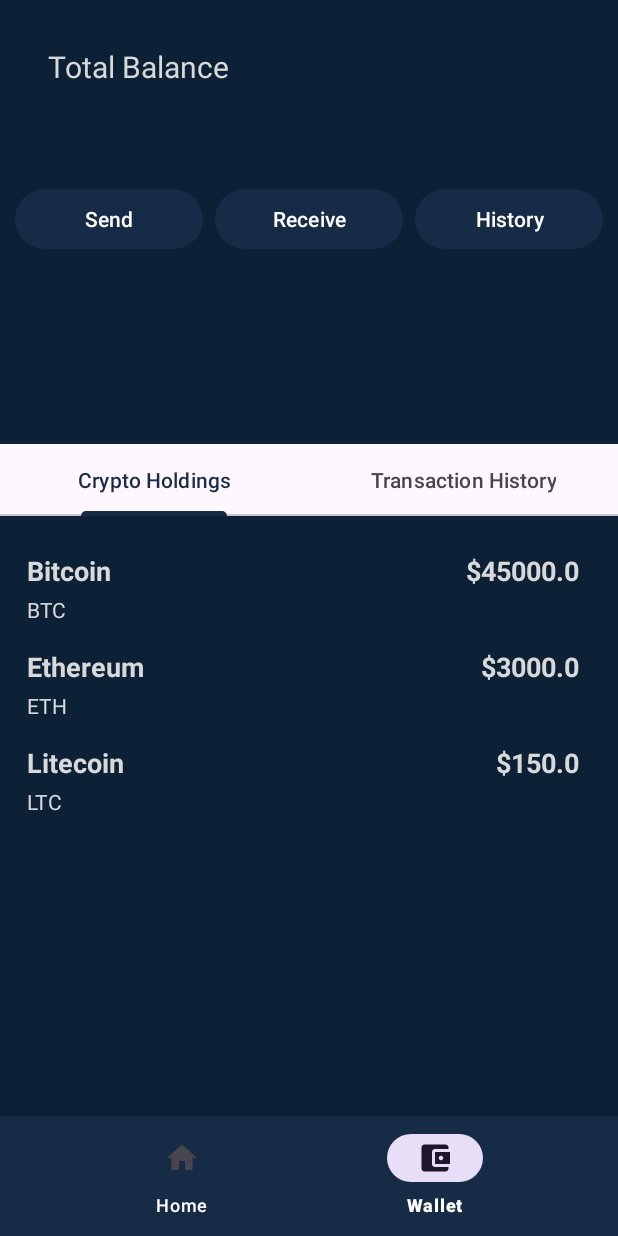
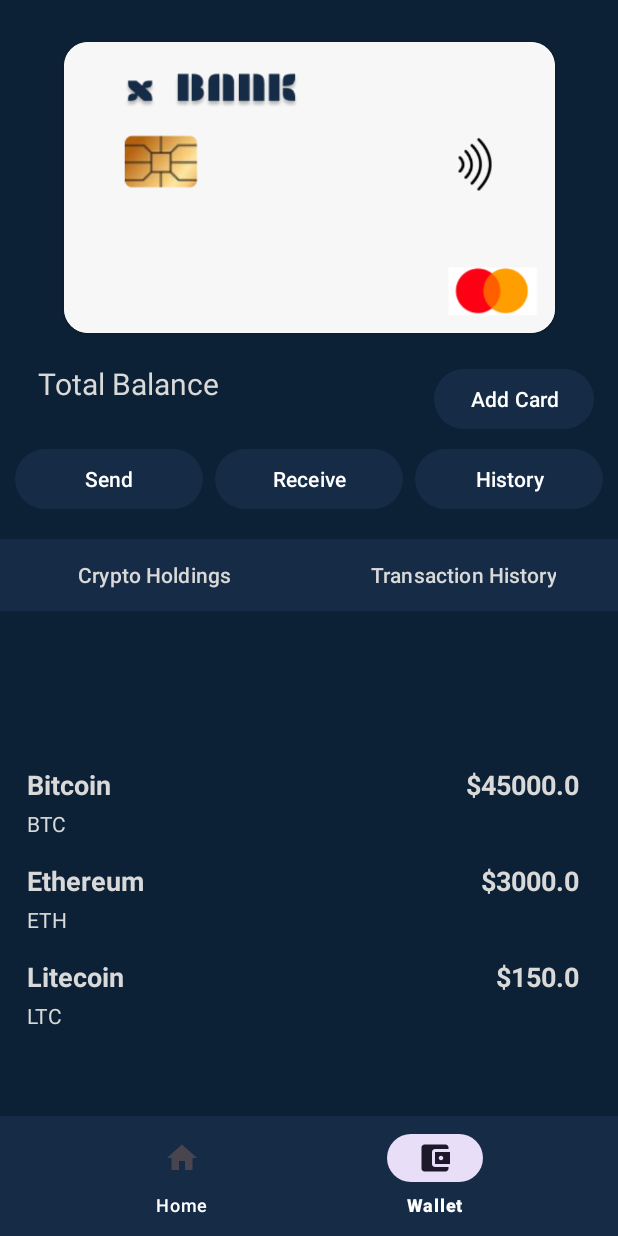
Before and after one commit to Artan0/wallet_app, an Android app: the WalletActivity screen opened directly, with no data from a screen before it, on a phone screen of 412 x 824 dp. Run offline under Robolectric (Android 15) with nearby library versions, the phone set to English and light mode, and no system bars; our stand-ins replace Firebase (no records; nobody signed in at launch, a user with empty details on screens opened directly).

Commit message:
small changes on wallet UI

```diff
--- a/app/src/main/java/com/example/wallet_app/WalletActivity.kt
+++ b/app/src/main/java/com/example/wallet_app/WalletActivity.kt
@@ -1,9 +1,11 @@
 package com.example.wallet_app
 
+import android.app.Dialog
 import android.content.Intent
 import androidx.appcompat.app.AppCompatActivity
 import android.os.Bundle
 import android.util.Log
+import android.view.View
 import android.widget.Button
 import android.widget.TextView
 import androidx.viewpager.widget.ViewPager
@@ -25,6 +27,7 @@ class WalletActivity : AppCompatActivity() {
     private lateinit var receiveMoneyButton: Button
     private lateinit var allTransactionsButton: Button
     private lateinit var bottomNavigationView: BottomNavigationView
+    private lateinit var addCardButton: Button
 
     override fun onCreate(savedInstanceState: Bundle?) {
         super.onCreate(savedInstanceState)
@@ -34,7 +37,9 @@ class WalletActivity : AppCompatActivity() {
         sendMoneyButton = findViewById(R.id.sendMoneyButton)
         receiveMoneyButton = findViewById(R.id.receiveMoneyButton)
         allTransactionsButton = findViewById(R.id.allTransactionsButton)
+        addCardButton = findViewById(R.id.addCardButton)
 
+        addCardButton.setOnClickListener { showAddCardDialog() }
         sendMoneyButton.setOnClickListener { onSendMoneyClicked() }
         receiveMoneyButton.setOnClickListener { onReceiveMoneyClicked() }
         allTransactionsButton.setOnClickListener { onAllTransactionsClicked() }
@@ -111,4 +116,23 @@ class WalletActivity : AppCompatActivity() {
         viewPager.adapter = adapter
         tabLayout.setupWithViewPager(viewPager)
     }
+    private fun showAddCardDialog() {
+        val dialog = Dialog(this)
+        dialog.setContentView(R.layout.dialog_add_card)
+
+        val submitCardButton: Button = dialog.findViewById(R.id.submitCardButton)
+        submitCardButton.setOnClickListener { onSubmitCardClicked(dialog) }
+
+        dialog.show()
+    }
+
+    private fun onSubmitCardClicked(dialog: Dialog) {
+
+        dialog.dismiss()
+    }
+
+    fun onAddCardClicked(view: View) {
+        showAddCardDialog()
+    }
+
 }
--- a/app/src/main/res/layout/activity_wallet.xml
+++ b/app/src/main/res/layout/activity_wallet.xml
@@ -7,6 +7,40 @@
     android:layout_height="match_parent"
     android:background="@color/wallet_background_color_secondary"
     tools:context=".WalletActivity">
+    <!-- Add these to your existing layout -->
+
+    <androidx.cardview.widget.CardView
+        android:id="@+id/cardView"
+        android:layout_width="327dp"
+        android:layout_height="194dp"
+        app:layout_constraintBottom_toTopOf="@+id/tabs"
+        app:layout_constraintEnd_toEndOf="parent"
+        app:layout_constraintStart_toStartOf="parent"
+        app:layout_constraintTop_toTopOf="parent"
+        app:layout_constraintVertical_bias="0.168"
+        app:cardCornerRadius="16dp">
+
+        <ImageView
+            android:id="@+id/creditCardImage"
+            android:layout_width="match_parent"
+            android:layout_height="match_parent"
+            android:src="@drawable/card_template"
+            android:scaleType="centerCrop" />
+    </androidx.cardview.widget.CardView>
+
+
+
+    <Button
+        android:id="@+id/addCardButton"
+        android:layout_width="wrap_content"
+        android:layout_height="wrap_content"
+        android:layout_marginTop="20dp"
+        android:onClick="onAddCardClicked"
+        android:text="Add Card"
+        app:layout_constraintEnd_toEndOf="parent"
+        app:layout_constraintHorizontal_bias="0.947"
+        app:layout_constraintStart_toStartOf="parent"
+        app:layout_constraintTop_toBottomOf="@+id/cardView" />
 
     <TextView
         android:id="@+id/balanceInfoText"
@@ -17,11 +51,10 @@
         android:textSize="20sp"
         app:layout_constraintBottom_toTopOf="@+id/buttonsGrid"
         app:layout_constraintEnd_toEndOf="parent"
-        app:layout_constraintHorizontal_bias="0.109"
+        app:layout_constraintHorizontal_bias="0.086"
         app:layout_constraintStart_toStartOf="parent"
         app:layout_constraintTop_toTopOf="parent"
-        app:layout_constraintVertical_bias="0.363" />
-
+        app:layout_constraintVertical_bias="0.923" />
 
     <TextView
         android:id="@+id/balanceTextView"
@@ -32,24 +65,25 @@
         android:textStyle="bold"
         app:layout_constraintBottom_toTopOf="@+id/buttonsGrid"
         app:layout_constraintEnd_toEndOf="parent"
-        app:layout_constraintHorizontal_bias="0.08"
-        app:layout_constraintStart_toStartOf="parent"
+        app:layout_constraintHorizontal_bias="0.083"
+        app:layout_constraintStart_toEndOf="@+id/balanceInfoText"
         app:layout_constraintTop_toTopOf="parent"
-        app:layout_constraintVertical_bias="0.784" />
+        app:layout_constraintVertical_bias="0.933" />
 
     <GridLayout
         android:id="@+id/buttonsGrid"
         android:layout_width="match_parent"
         android:layout_height="wrap_content"
         android:layout_below="@id/balanceTextView"
-        android:layout_marginTop="112dp"
-        android:padding="10dp"
+        android:layout_marginTop="68dp"
         android:columnCount="3"
         android:orientation="horizontal"
+        android:paddingHorizontal="10dp"
+        android:paddingVertical="5dp"
         app:layout_constraintEnd_toEndOf="parent"
         app:layout_constraintHorizontal_bias="0.0"
         app:layout_constraintStart_toStartOf="parent"
-        app:layout_constraintTop_toTopOf="parent">
+        app:layout_constraintTop_toBottomOf="@id/cardView">
 
         <Button
             android:id="@+id/sendMoneyButton"
@@ -78,11 +112,10 @@
             android:text="History" />
     </GridLayout>
 
-
     <androidx.viewpager.widget.ViewPager
         android:id="@+id/viewPager"
         android:layout_width="match_parent"
-        android:layout_height="400dp"
+        android:layout_height="257dp"
         app:layout_constraintBottom_toTopOf="@+id/bottomNavigationView"
         app:layout_constraintEnd_toEndOf="parent"
         app:layout_constraintHorizontal_bias="0.0"
@@ -94,12 +127,14 @@
         android:id="@+id/tabs"
         android:layout_width="0dp"
         android:layout_height="wrap_content"
+        android:background="@color/wallet_background_color"
         app:layout_constraintBottom_toTopOf="@+id/viewPager"
         app:layout_constraintEnd_toEndOf="parent"
         app:layout_constraintHorizontal_bias="0.0"
         app:layout_constraintStart_toStartOf="parent"
         app:layout_constraintTop_toBottomOf="@+id/buttonsGrid"
-        app:layout_constraintVertical_bias="1.0" />
+        app:layout_constraintVertical_bias="0.033"
+        app:tabTextColor="@color/wallet_text_color" />
 
     <com.google.android.material.bottomnavigation.BottomNavigationView
         android:id="@+id/bottomNavigationView"
--- /dev/null
+++ b/app/src/main/res/layout/dialog_add_card.xml
@@ -0,0 +1,15 @@
+<!-- dialog_add_card.xml -->
+<LinearLayout xmlns:android="http://schemas.android.com/apk/res/android"
+    android:layout_width="match_parent"
+    android:layout_height="wrap_content"
+    android:orientation="vertical">
+
+    <!-- Add input fields for card details (e.g., card number, expiration date, CVV) -->
+
+    <Button
+        android:id="@+id/submitCardButton"
+        android:layout_width="wrap_content"
+        android:layout_height="wrap_content"
+        android:text="Submit"
+        android:onClick="onSubmitCardClicked" />
+</LinearLayout>
```
Also changed, not shown: app/src/main/res/drawable/card_template.png (added).
